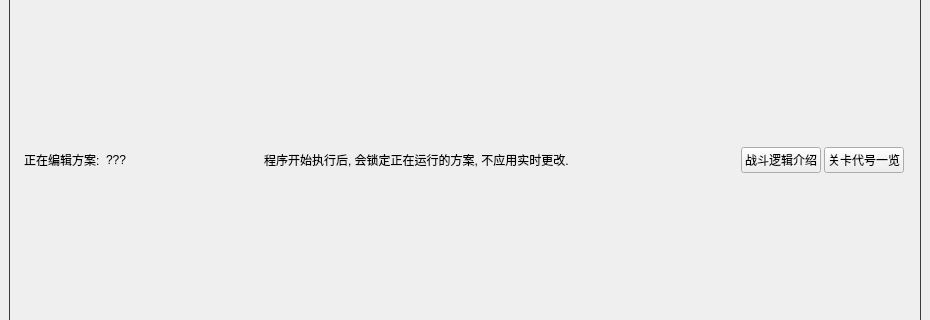
Old version of the form resource/ui/FAA_3.0.ui in the repository StareAbyss/FoodsVsMiceAutoAssistant; both pictures show x 0 to 930 and y 258 to 578 of the 930 by 760 pixel window.
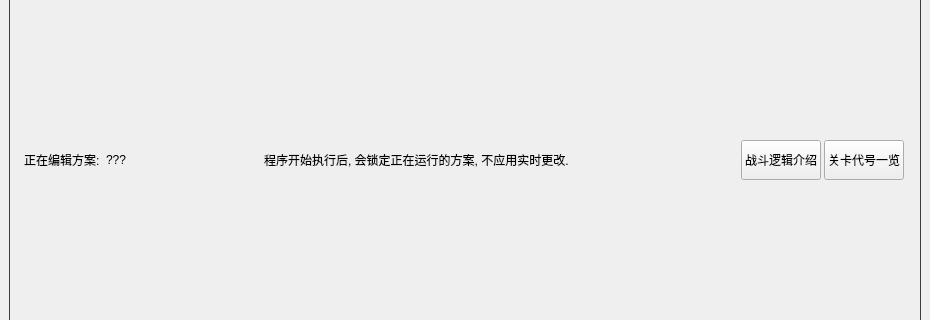
New version of the form. The open tabs and pages were chosen to show the change. Icons and pictures are not drawn. Custom widgets are drawn as their Qt base class.

```diff
--- a/resource/ui/FAA_3.0.ui
+++ b/resource/ui/FAA_3.0.ui
@@ -2399,6 +2399,12 @@
                      <verstretch>0</verstretch>
                     </sizepolicy>
                    </property>
+                   <property name="maximumSize">
+                    <size>
+                     <width>16777215</width>
+                     <height>80</height>
+                    </size>
+                   </property>
                    <property name="text">
                     <string>正在编辑方案: </string>
                    </property>
@@ -2409,6 +2415,12 @@
                  </item>
                  <item>
                   <widget class="QLabel" name="CurrentPlan_Label_Change">
+                   <property name="maximumSize">
+                    <size>
+                     <width>16777215</width>
+                     <height>80</height>
+                    </size>
+                   </property>
                    <property name="text">
                     <string>???</string>
                    </property>
@@ -2418,6 +2430,12 @@
                </item>
                <item>
                 <widget class="QLabel" name="label">
+                 <property name="maximumSize">
+                  <size>
+                   <width>16777215</width>
+                   <height>80</height>
+                  </size>
+                 </property>
                  <property name="text">
                   <string>程序开始执行后, 会锁定正在运行的方案, 不应用实时更改.</string>
                  </property>
@@ -2426,7 +2444,7 @@
                <item>
                 <widget class="QPushButton" name="BattleTipButton">
                  <property name="sizePolicy">
-                  <sizepolicy hsizetype="Fixed" vsizetype="Fixed">
+                  <sizepolicy hsizetype="Minimum" vsizetype="Minimum">
                    <horstretch>0</horstretch>
                    <verstretch>0</verstretch>
                   </sizepolicy>
@@ -2439,8 +2457,8 @@
                  </property>
                  <property name="maximumSize">
                   <size>
-                   <width>16777215</width>
-                   <height>16777215</height>
+                   <width>80</width>
+                   <height>40</height>
                   </size>
                  </property>
                  <property name="toolTip">
@@ -2454,7 +2472,7 @@
                <item>
                 <widget class="QPushButton" name="StageIDTipButton">
                  <property name="sizePolicy">
-                  <sizepolicy hsizetype="Fixed" vsizetype="Fixed">
+                  <sizepolicy hsizetype="Minimum" vsizetype="Minimum">
                    <horstretch>0</horstretch>
                    <verstretch>0</verstretch>
                   </sizepolicy>
@@ -2467,8 +2485,8 @@
                  </property>
                  <property name="maximumSize">
                   <size>
-                   <width>16777215</width>
-                   <height>16777215</height>
+                   <width>80</width>
+                   <height>40</height>
                   </size>
                  </property>
                  <property name="toolTip">
```
Left out of the diff: 11 changed lines with no effect on the pictures.
